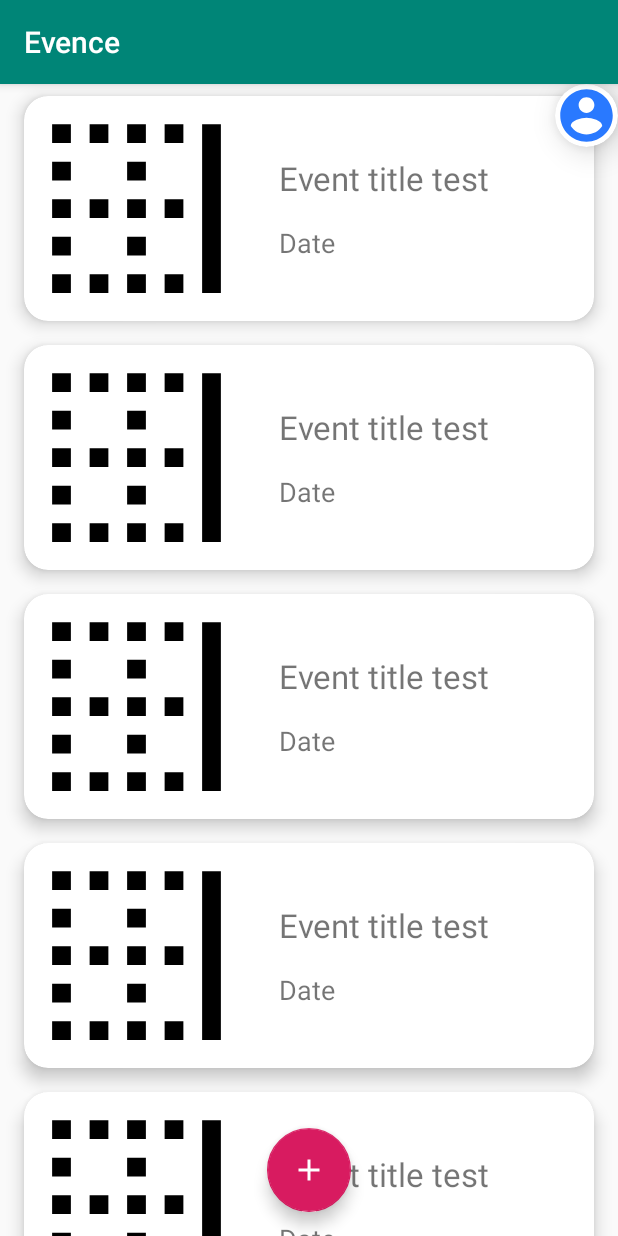
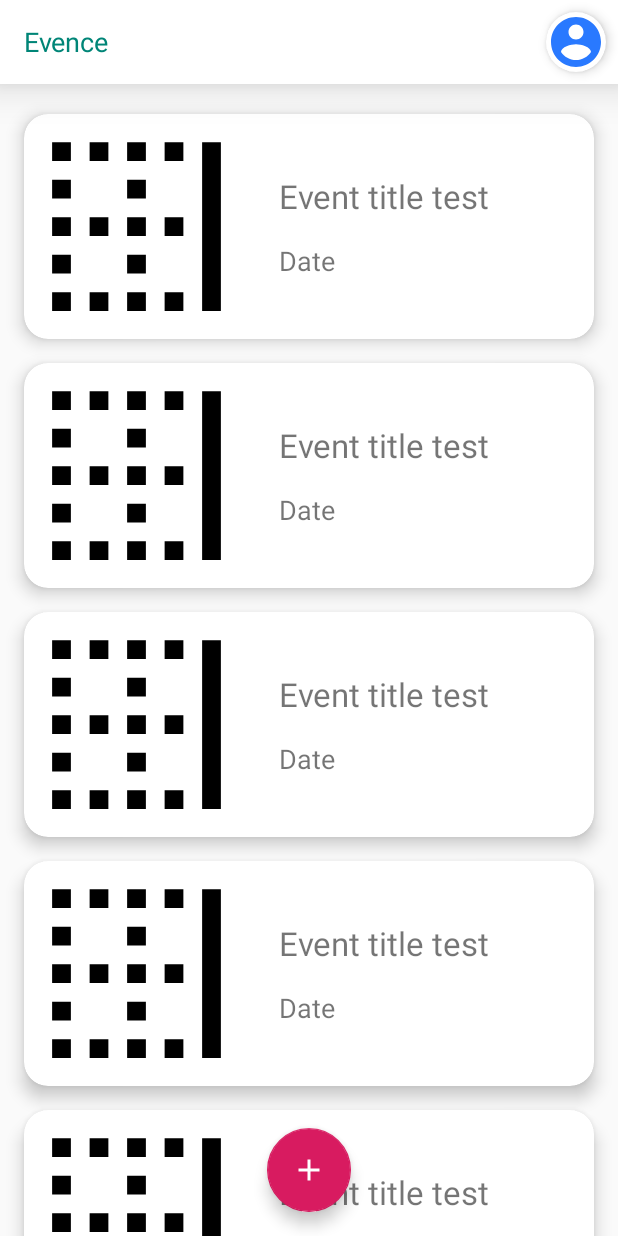
Before and after one commit to danielPerez97/Evence, an Android app: the screen it shows after launch (MainActivity), on a phone screen of 412 x 824 dp. Run offline under Robolectric (Android 15) with nearby library versions, the light colour scheme and no system bars; our stand-ins replace Dagger/Hilt's generated code, RxJava, data binding.

Commit message:
added customized toolbar

```diff
--- a/app/src/main/java/projects/csce/evence/view/ui/MainActivity.java
+++ b/app/src/main/java/projects/csce/evence/view/ui/MainActivity.java
@@ -5,7 +5,6 @@ import android.os.Bundle;
 import android.util.Log;
 import android.widget.ImageView;
 import android.widget.Toast;
-import android.widget.Toolbar;
 
 import com.google.android.gms.auth.api.signin.GoogleSignIn;
 import com.google.android.gms.auth.api.signin.GoogleSignInAccount;
@@ -17,6 +16,7 @@ import com.google.android.gms.tasks.Task;
 import javax.inject.Inject;
 
 import androidx.appcompat.app.AppCompatActivity;
+import androidx.appcompat.widget.Toolbar;
 import androidx.core.widget.ImageViewCompat;
 import androidx.databinding.DataBindingUtil;
 import androidx.lifecycle.ViewModelProviders;
@@ -46,13 +46,14 @@ public class MainActivity extends AppCompatActivity {
         binding = DataBindingUtil.setContentView(this, R.layout.activity_main);
         binding.setView(this);
 
-        //todo add custom toolbar
+        //apply custom toolbar
+        setSupportActionBar(binding.toolbarMain);
 
         viewModel = ViewModelProviders.of(this, factory).get(MainViewModel.class);
         handleRecyclerView();
         //viewModel.getEventsList().observe(this, data -> adapter.setData(data));
-        signInButton = findViewById(R.id.login_btn);
-        signInButton.setOnClickListener(view -> signIn());
+
+        binding.loginBtn.setOnClickListener(view -> signIn());
         Utils.toastLong(getBaseContext(), "Hello");
     }
 
--- a/app/src/main/res/layout/activity_main.xml
+++ b/app/src/main/res/layout/activity_main.xml
@@ -15,14 +15,36 @@
         android:layout_height="match_parent"
         tools:context=".view.ui.MainActivity">
 
+        <androidx.appcompat.widget.Toolbar
+            android:id="@+id/toolbar_main"
+            android:layout_width="match_parent"
+            android:layout_height="?attr/actionBarSize"
+            android:background="@color/white"
+            app:layout_scrollFlags="scroll|enterAlways"
+            app:layout_collapseMode="pin"
+            android:elevation="17dp"
+            >
+
+            <FrameLayout
+                android:layout_width="match_parent"
+                android:layout_height="match_parent">
+
+                <TextView
+                    android:layout_width="wrap_content"
+                    android:layout_height="match_parent"
+                    android:text="@string/app_name"
+                    android:textSize="18sp"
+                    android:gravity="center"
+                    android:textColor="@color/colorPrimary"
+                    />
                 <androidx.cardview.widget.CardView
                     style="@style/ButtonCardView"
-            android:layout_width="42dp"
-            android:layout_height="42dp"
-            app:cardCornerRadius="21dp"
-            app:cardElevation="12dp"
-            android:layout_gravity="top|end"
-            >
+                    android:layout_margin="8dp"
+                    android:layout_width="40dp"
+                    android:layout_height="40dp"
+                    app:cardCornerRadius="20dp"
+                    app:cardElevation="4dp"
+                    android:layout_gravity="top|end"           >
                     <ImageView
 
                         android:id="@+id/login_btn"
@@ -30,11 +52,15 @@
                         android:layout_height="wrap_content"
                         android:src="@drawable/ic_account_circle_blue_48dp"/>
                 </androidx.cardview.widget.CardView>
+            </FrameLayout>
+
+        </androidx.appcompat.widget.Toolbar>
 
         <androidx.recyclerview.widget.RecyclerView
             android:id="@+id/events_recycler_view"
             android:layout_width="match_parent"
-            android:layout_height="match_parent" />
+            android:layout_height="match_parent"
+            android:layout_marginTop="68dp"/>
 
 
 
--- a/app/src/main/res/layout/events_list_entry_layout.xml
+++ b/app/src/main/res/layout/events_list_entry_layout.xml
@@ -10,6 +10,7 @@
     android:layout_width="match_parent"
     android:layout_height="wrap_content"
     android:padding="8dp"
+
     app:cardCornerRadius="16dp"
     android:layout_marginTop="8dp"
     android:layout_marginBottom="8dp"
--- a/app/src/main/res/values/colors.xml
+++ b/app/src/main/res/values/colors.xml
@@ -1,7 +1,7 @@
 <?xml version="1.0" encoding="utf-8"?>
 <resources>
     <color name="colorPrimary">#008577</color>
-    <color name="colorPrimaryDark">#00574B</color>
+    <color name="colorPrimaryDark">#C9C9C9</color>
     <color name="colorAccent">#D81B60</color>
     <color name="white">#fff</color>
 </resources>
--- a/app/src/main/res/values/styles.xml
+++ b/app/src/main/res/values/styles.xml
@@ -1,7 +1,7 @@
 <resources>
 
     <!-- Base application theme. -->
-    <style name="AppTheme" parent="Theme.AppCompat.Light.DarkActionBar">
+    <style name="AppTheme" parent="Theme.AppCompat.Light.NoActionBar">
         <!-- Customize your theme here. -->
         <item name="colorPrimary">@color/colorPrimary</item>
         <item name="colorPrimaryDark">@color/colorPrimaryDark</item>
```
Lines whose indentation alone changed are shown as unchanged.
